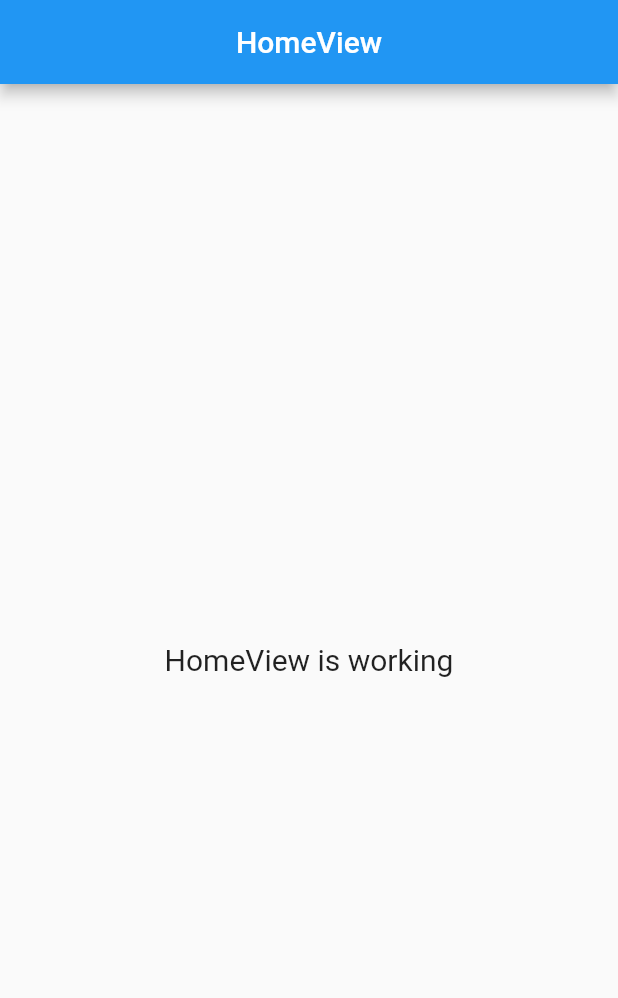
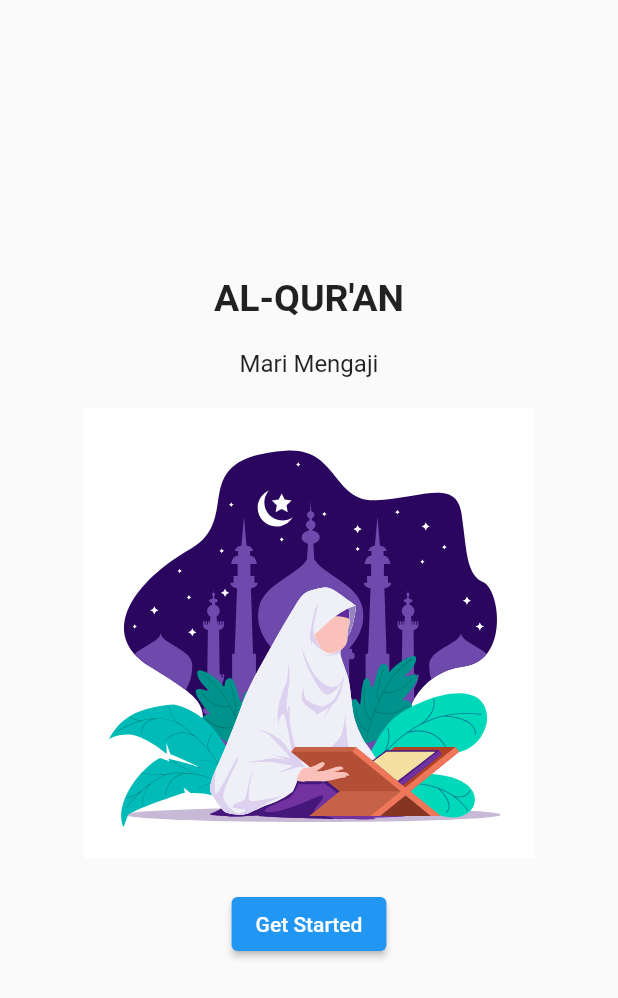
Before and after one commit to beardigumantara/alquran, a Flutter app: the screen it shows after launch, on a phone screen of 412 x 824 dp. Shown: the top 998 px of the screen. Run offline on Flutter 3.47's test engine with Material 2 defaults, Android fonts, the phone set to English and light mode, and no system bars; our stand-ins replace get, lottie.

Commit message:
add: Intro screen

```diff
--- /dev/null
+++ b/lib/app/modules/introduction/views/introduction_view.dart
@@ -0,0 +1,49 @@
+import 'package:alquran/app/routes/app_pages.dart';
+import 'package:flutter/material.dart';
+
+import 'package:get/get.dart';
+import 'package:lottie/lottie.dart';
+
+import '../controllers/introduction_controller.dart';
+
+class IntroductionView extends GetView<IntroductionController> {
+  const IntroductionView({Key? key}) : super(key: key);
+  @override
+  Widget build(BuildContext context) {
+    return Scaffold(
+      body: Center(
+        child: Column(
+          mainAxisAlignment: MainAxisAlignment.center,
+          children: [
+            Text(
+              "AL-QUR'AN",
+              style: TextStyle(fontWeight: FontWeight.bold, fontSize: 25),
+            ),
+            SizedBox(height: 20),
+            Padding(
+              padding: const EdgeInsets.symmetric(
+                horizontal: 40,
+              ),
+              child: Text(
+                "Mari Mengaji",
+                textAlign: TextAlign.center,
+                style: TextStyle(fontWeight: FontWeight.normal, fontSize: 16),
+              ),
+            ),
+            SizedBox(height: 20),
+            Container(
+              width: 300,
+              height: 300,
+              child: Lottie.asset("assets/lotties/animation-alqur'an.json"),
+            ),
+            SizedBox(height: 20),
+            ElevatedButton(
+              onPressed: () => Get.offAllNamed(Routes.HOME),
+              child: Text("Get Started"),
+            ),
+          ],
+        ),
+      ),
+    );
+  }
+}
--- a/lib/app/routes/app_routes.dart
+++ b/lib/app/routes/app_routes.dart
@@ -4,9 +4,11 @@ part of 'app_pages.dart';
 abstract class Routes {
   Routes._();
   static const HOME = _Paths.HOME;
+  static const INTRODUCTION = _Paths.INTRODUCTION;
 }
 
 abstract class _Paths {
   _Paths._();
   static const HOME = '/home';
+  static const INTRODUCTION = '/introduction';
 }
--- a/lib/main.dart
+++ b/lib/main.dart
@@ -8,7 +8,7 @@ void main() {
   runApp(
     GetMaterialApp(
       title: "Application",
-      initialRoute: AppPages.INITIAL,
+      initialRoute: Routes.INTRODUCTION,
       getPages: AppPages.routes,
     ),
   );
```
Also changed, not shown: lib/app/modules/introduction/bindings/introduction_binding.dart (added, +12 -0 lines), lib/app/modules/introduction/controllers/introduction_controller.dart (added, +23 -0 lines), lib/app/routes/app_pages.dart (+7 -0 lines).
